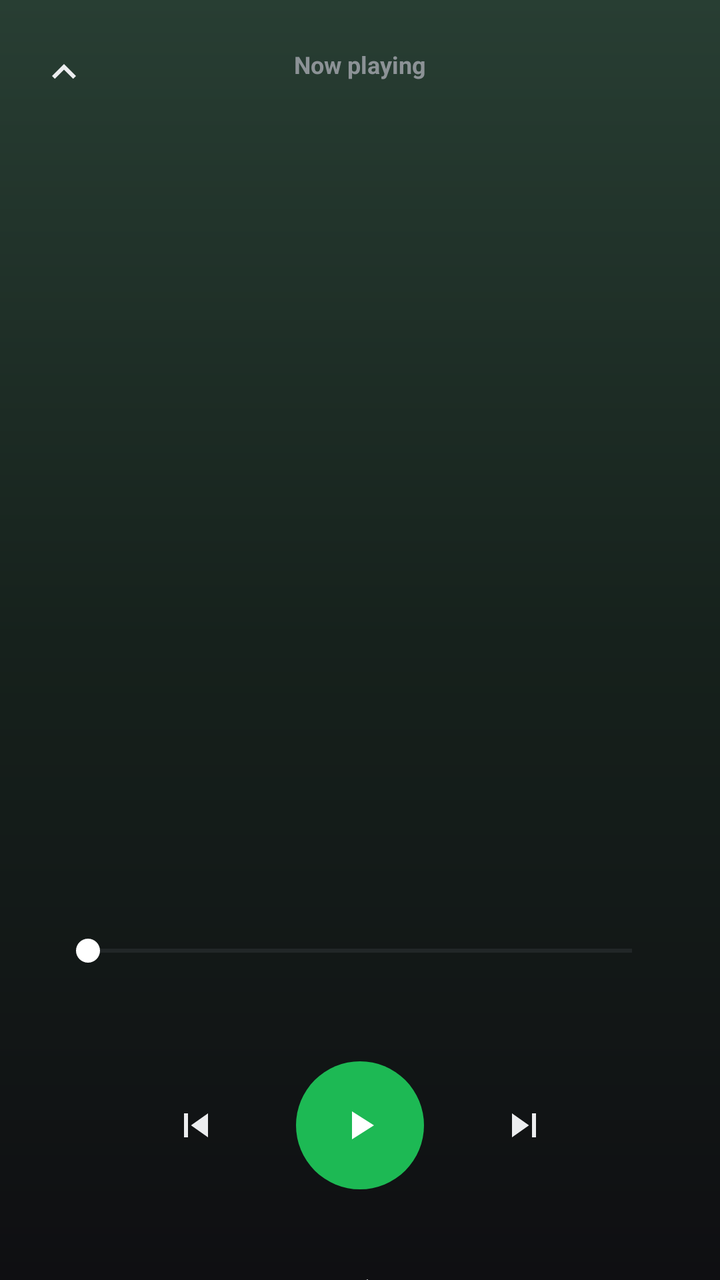
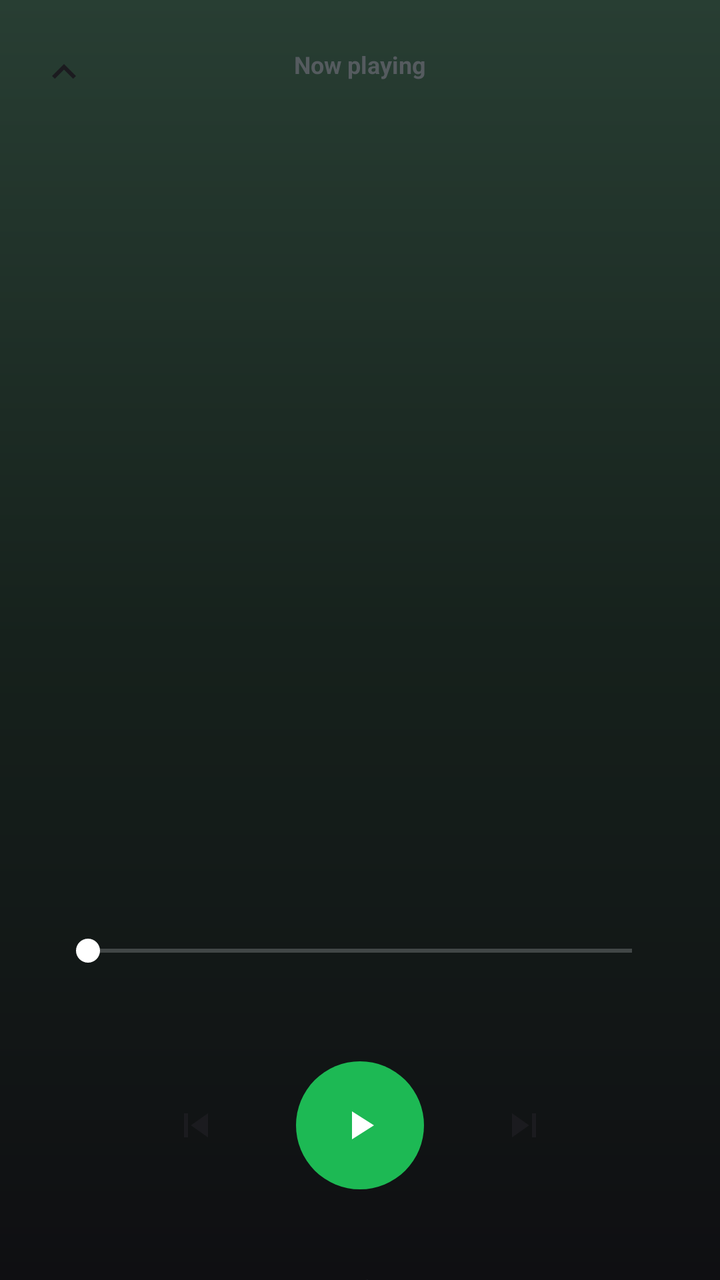

Two renders of the same Android screen: before a commit and after it. Below are the layout's source before the change and the commit's diff.
<!-- AndroidManifest.xml: application theme Theme.SparkTube -->
<!-- res/layout/activity_now_playing.xml -->
<?xml version="1.0" encoding="utf-8"?>
<androidx.constraintlayout.widget.ConstraintLayout xmlns:android="http://schemas.android.com/apk/res/android"
    xmlns:app="http://schemas.android.com/apk/res-auto"
    android:layout_width="match_parent"
    android:layout_height="match_parent"
    android:background="@drawable/bg_nowplaying_bg">

    <ImageButton
        android:id="@+id/backButton"
        android:layout_width="48dp"
        android:layout_height="48dp"
        android:layout_marginStart="8dp"
        android:layout_marginTop="12dp"
        android:background="?attr/selectableItemBackgroundBorderless"
        android:contentDescription="@string/app_name"
        android:rotation="270"
        android:src="@drawable/ic_chevron_right"
        app:layout_constraintStart_toStartOf="parent"
        app:layout_constraintTop_toTopOf="parent"
        app:tint="@color/on_surface" />

    <TextView
        android:id="@+id/playingLabel"
        android:layout_width="wrap_content"
        android:layout_height="wrap_content"
        android:layout_marginTop="24dp"
        android:alpha="0.8"
        android:text="@string/now_playing"
        android:textColor="@color/on_surface_variant"
        android:textSize="12sp"
        android:textStyle="bold"
        app:layout_constraintEnd_toEndOf="parent"
        app:layout_constraintStart_toStartOf="parent"
        app:layout_constraintTop_toTopOf="parent" />

    <com.google.android.material.imageview.ShapeableImageView
        android:id="@+id/art"
        android:layout_width="0dp"
        android:layout_height="0dp"
        android:layout_marginStart="32dp"
        android:layout_marginTop="28dp"
        android:layout_marginEnd="32dp"
        android:scaleType="centerCrop"
        app:layout_constraintDimensionRatio="1:1"
        app:layout_constraintEnd_toEndOf="parent"
        app:layout_constraintStart_toStartOf="parent"
        app:layout_constraintTop_toBottomOf="@id/playingLabel"
        app:shapeAppearanceOverlay="@style/RoundedThumb" />

    <TextView
        android:id="@+id/title"
        android:layout_width="0dp"
        android:layout_height="wrap_content"
        android:layout_marginStart="32dp"
        android:layout_marginTop="28dp"
        android:layout_marginEnd="32dp"
        android:ellipsize="end"
        android:maxLines="2"
        android:textColor="@color/on_surface"
        android:textSize="20sp"
        android:textStyle="bold"
        app:layout_constraintEnd_toEndOf="parent"
        app:layout_constraintStart_toStartOf="parent"
        app:layout_constraintTop_toBottomOf="@id/art" />

    <TextView
        android:id="@+id/subtitle"
        android:layout_width="0dp"
        android:layout_height="wrap_content"
        android:layout_marginStart="32dp"
        android:layout_marginTop="4dp"
        android:layout_marginEnd="32dp"
        android:ellipsize="end"
        android:maxLines="1"
        android:textColor="@color/on_surface_variant"
        android:textSize="14sp"
        app:layout_constraintEnd_toEndOf="parent"
        app:layout_constraintStart_toStartOf="parent"
        app:layout_constraintTop_toBottomOf="@id/title" />

    <SeekBar
        android:id="@+id/seekBar"
        android:layout_width="0dp"
        android:layout_height="wrap_content"
        android:layout_marginStart="28dp"
        android:layout_marginTop="24dp"
        android:layout_marginEnd="28dp"
        android:progressBackgroundTint="@color/outline"
        android:progressTint="@color/white"
        android:thumbTint="@color/white"
        app:layout_constraintEnd_toEndOf="parent"
        app:layout_constraintStart_toStartOf="parent"
        app:layout_constraintTop_toBottomOf="@id/subtitle" />

    <LinearLayout
        android:id="@+id/timeRow"
        android:layout_width="0dp"
        android:layout_height="wrap_content"
        android:layout_marginStart="32dp"
        android:layout_marginTop="2dp"
        android:layout_marginEnd="32dp"
        android:orientation="horizontal"
        app:layout_constraintEnd_toEndOf="parent"
        app:layout_constraintStart_toStartOf="parent"
        app:layout_constraintTop_toBottomOf="@id/seekBar">

        <TextView
            android:id="@+id/position"
            android:layout_width="0dp"
            android:layout_height="wrap_content"
            android:layout_weight="1"
            android:textColor="@color/on_surface_variant"
            android:textSize="12sp" />

        <TextView
            android:id="@+id/duration"
            android:layout_width="wrap_content"
            android:layout_height="wrap_content"
            android:textColor="@color/on_surface_variant"
            android:textSize="12sp" />
    </LinearLayout>

    <LinearLayout
        android:id="@+id/controlsRow"
        android:layout_width="wrap_content"
        android:layout_height="wrap_content"
        android:layout_marginTop="28dp"
        android:gravity="center_vertical"
        android:orientation="horizontal"
        app:layout_constraintEnd_toEndOf="parent"
        app:layout_constraintStart_toStartOf="parent"
        app:layout_constraintTop_toBottomOf="@id/timeRow">

        <ImageButton
            android:id="@+id/prevButton"
            android:layout_width="52dp"
            android:layout_height="52dp"
            android:background="?attr/selectableItemBackgroundBorderless"
            android:contentDescription="@string/app_name"
            android:src="@drawable/ic_skip_previous"
            app:tint="@color/on_surface" />

        <ImageButton
            android:id="@+id/playPauseButton"
            android:layout_width="64dp"
            android:layout_height="64dp"
            android:layout_marginStart="24dp"
            android:layout_marginEnd="24dp"
            android:background="@drawable/bg_play_circle"
            android:contentDescription="@string/app_name"
            android:src="@drawable/ic_play_arrow"
            app:tint="@color/white" />

        <ImageButton
            android:id="@+id/nextButton"
            android:layout_width="52dp"
            android:layout_height="52dp"
            android:background="?attr/selectableItemBackgroundBorderless"
            android:contentDescription="@string/app_name"
            android:src="@drawable/ic_skip_next"
            app:tint="@color/on_surface" />
    </LinearLayout>

    <LinearLayout
        android:id="@+id/actionsRow"
        android:layout_width="0dp"
        android:layout_height="wrap_content"
        android:layout_marginStart="24dp"
        android:layout_marginTop="32dp"
        android:layout_marginEnd="24dp"
        android:layout_marginBottom="32dp"
        android:gravity="center"
        android:orientation="horizontal"
        app:layout_constraintBottom_toBottomOf="parent"
        app:layout_constraintEnd_toEndOf="parent"
        app:layout_constraintStart_toStartOf="parent"
        app:layout_constraintTop_toBottomOf="@id/controlsRow"
        app:layout_constraintVertical_bias="0.0">

        <ImageButton
            android:id="@+id/favoriteButton"
            android:layout_width="0dp"
            android:layout_height="48dp"
            android:layout_weight="1"
            android:background="?attr/selectableItemBackgroundBorderless"
            android:contentDescription="@string/action_favorite"
            android:src="@drawable/ic_favorite_border"
            app:tint="@color/on_surface" />

        <ImageButton
            android:id="@+id/radioButton"
            android:layout_width="0dp"
            android:layout_height="48dp"
            android:layout_weight="1"
            android:background="?attr/selectableItemBackgroundBorderless"
            android:contentDescription="@string/start_radio"
            android:src="@drawable/ic_radio"
            app:tint="@color/on_surface" />

        <ImageButton
            android:id="@+id/downloadButton"
            android:layout_width="0dp"
            android:layout_height="48dp"
            android:layout_weight="1"
            android:background="?attr/selectableItemBackgroundBorderless"
            android:contentDescription="@string/action_download"
            android:src="@drawable/ic_download"
            app:tint="@color/on_surface" />
    </LinearLayout>

    <ProgressBar
        android:id="@+id/loading"
        android:layout_width="wrap_content"
        android:layout_height="wrap_content"
        android:visibility="gone"
        app:layout_constraintBottom_toBottomOf="parent"
        app:layout_constraintEnd_toEndOf="parent"
        app:layout_constraintStart_toStartOf="parent"
        app:layout_constraintTop_toTopOf="parent" />
</androidx.constraintlayout.widget.ConstraintLayout>
<!-- resources referenced by this layout -->
<resources>
  <color name="on_surface">#ECEDEF</color>
  <color name="on_surface_variant">#A6A9B0</color>
  <color name="outline">#464A52</color>
  <color name="white">#FFFFFFFF</color>
  <!-- drawable bg_nowplaying_bg (drawable) -->
  <?xml version="1.0" encoding="utf-8"?>
  <shape xmlns:android="http://schemas.android.com/apk/res/android">
      <gradient
          android:angle="270"
          android:startColor="#283E33"
          android:centerColor="#16211C"
          android:endColor="#0F0F12" />
  </shape>
  <!-- drawable bg_play_circle (drawable) -->
  <?xml version="1.0" encoding="utf-8"?>
  <ripple xmlns:android="http://schemas.android.com/apk/res/android"
      android:color="#4DFFFFFF">
      <item>
          <shape android:shape="oval">
              <solid android:color="@color/music_green" />
          </shape>
      </item>
  </ripple>
  <!-- drawable ic_download (drawable) -->
  <vector xmlns:android="http://schemas.android.com/apk/res/android"
      android:width="24dp"
      android:height="24dp"
      android:viewportWidth="24"
      android:viewportHeight="24">
      <path
          android:fillColor="#FF000000"
          android:pathData="M19,9h-4V3H9v6H5l7,7 7,-7zM5,18v2h14v-2H5z" />
  </vector>
  <!-- drawable ic_skip_next (drawable) -->
  <vector xmlns:android="http://schemas.android.com/apk/res/android"
      android:width="24dp"
      android:height="24dp"
      android:viewportWidth="24"
      android:viewportHeight="24">
      <path
          android:fillColor="#FF000000"
          android:pathData="M6,18l8.5,-6L6,6v12zM16,6v12h2V6h-2z" />
  </vector>
  <!-- drawable ic_skip_previous (drawable) -->
  <vector xmlns:android="http://schemas.android.com/apk/res/android"
      android:width="24dp"
      android:height="24dp"
      android:viewportWidth="24"
      android:viewportHeight="24">
      <path
          android:fillColor="#FF000000"
          android:pathData="M6,6h2v12H6zM9.5,12l8.5,6V6z" />
  </vector>
  <string name="action_download">Download</string>
  <string name="action_favorite">Favorite</string>
  <string name="app_name">SparkTube</string>
  <string name="now_playing">Now playing</string>
  <string name="start_radio">Start radio</string>
  <style name="RoundedThumb" parent="">
          <item name="cornerFamily">rounded</item>
          <item name="cornerSize">12dp</item>
      </style>
  <style name="Theme.SparkTube" parent="Theme.Material3.Dark.NoActionBar">
          <item name="colorPrimary">@color/spark_red</item>
          <item name="colorOnPrimary">@color/white</item>
          <item name="colorPrimaryContainer">#3B1D1D</item>
          <item name="colorOnPrimaryContainer">#FFDAD6</item>
  
          <item name="android:colorBackground">@color/bg</item>
          <item name="colorSurface">@color/surface</item>
          <item name="colorOnSurface">@color/on_surface</item>
          <item name="colorOnSurfaceVariant">@color/on_surface_variant</item>
          <item name="colorOutline">@color/outline</item>
  
          <item name="android:windowBackground">@color/bg</item>
          <item name="android:statusBarColor">@color/bg</item>
          <item name="android:navigationBarColor">@color/bg</item>
  
          <item name="tabIndicatorColor">@color/spark_red</item>
          <item name="tabTextColor">@color/on_surface_variant</item>
          <item name="tabSelectedTextColor">@color/on_surface</item>
      </style>
  <color name="music_green">#1DB954</color>
  <color name="spark_red">#F03E3E</color>
  <color name="bg">#0F0F12</color>
  <color name="surface">#1C1C20</color>
  <!-- unchanged entries left out for length: 4 -->
</resources>

<!-- the commit's change to res/layout/activity_now_playing.xml (unified diff, before → after) -->
@@ -208,6 +208,21 @@
             app:tint="@color/on_surface" />
     </LinearLayout>
 
+    <TextView
+        android:id="@+id/downloadStatus"
+        android:layout_width="0dp"
+        android:layout_height="wrap_content"
+        android:layout_marginStart="32dp"
+        android:layout_marginTop="12dp"
+        android:layout_marginEnd="32dp"
+        android:gravity="center"
+        android:textColor="@color/on_surface_variant"
+        android:textSize="13sp"
+        android:visibility="gone"
+        app:layout_constraintEnd_toEndOf="parent"
+        app:layout_constraintStart_toStartOf="parent"
+        app:layout_constraintTop_toBottomOf="@id/actionsRow" />
+
     <ProgressBar
         android:id="@+id/loading"
         android:layout_width="wrap_content"
<!-- resource entries referenced after the edit -->
@@ -1,8 +1,8 @@
 <!-- resources referenced by this layout -->
 <resources>
-  <color name="on_surface">#ECEDEF</color>
-  <color name="on_surface_variant">#A6A9B0</color>
-  <color name="outline">#464A52</color>
+  <color name="on_surface">#1B1B1F</color>
+  <color name="on_surface_variant">#61646C</color>
+  <color name="outline">#C9CBD1</color>
   <color name="white">#FFFFFFFF</color>
   <!-- drawable bg_nowplaying_bg (drawable) -->
   <?xml version="1.0" encoding="utf-8"?>
@@ -62,14 +62,14 @@
           <item name="cornerFamily">rounded</item>
           <item name="cornerSize">12dp</item>
       </style>
-  <style name="Theme.SparkTube" parent="Theme.Material3.Dark.NoActionBar">
+  <style name="Theme.SparkTube" parent="Theme.Material3.DayNight.NoActionBar">
           <item name="colorPrimary">@color/spark_red</item>
           <item name="colorOnPrimary">@color/white</item>
-          <item name="colorPrimaryContainer">#3B1D1D</item>
-          <item name="colorOnPrimaryContainer">#FFDAD6</item>
+          <item name="colorPrimaryContainer">#FFE3E0</item>
+          <item name="colorOnPrimaryContainer">#5B1111</item>
   
           <item name="android:colorBackground">@color/bg</item>
-          <item name="colorSurface">@color/surface</item>
+          <item name="colorSurface">@color/bg</item>
           <item name="colorOnSurface">@color/on_surface</item>
           <item name="colorOnSurfaceVariant">@color/on_surface_variant</item>
           <item name="colorOutline">@color/outline</item>
@@ -77,15 +77,24 @@
           <item name="android:windowBackground">@color/bg</item>
           <item name="android:statusBarColor">@color/bg</item>
           <item name="android:navigationBarColor">@color/bg</item>
+          <item name="android:windowLightStatusBar">true</item>
   
           <item name="tabIndicatorColor">@color/spark_red</item>
           <item name="tabTextColor">@color/on_surface_variant</item>
           <item name="tabSelectedTextColor">@color/on_surface</item>
+  
+          <item name="screenBg">@color/bg</item>
+          <item name="cardBg">@color/surface</item>
+          <item name="elevatedBg">@color/surface_elevated</item>
+          <item name="accent">@color/spark_red</item>
+          <item name="accentSoft">@color/chip_selected_bg</item>
       </style>
   <color name="music_green">#1DB954</color>
   <color name="spark_red">#F03E3E</color>
-  <color name="bg">#0F0F12</color>
-  <color name="surface">#1C1C20</color>
+  <color name="bg">#F5F5F7</color>
+  <color name="surface">#FFFFFF</color>
+  <color name="surface_elevated">#EFEFF2</color>
+  <color name="chip_selected_bg">#33F03E3E</color>
   <!-- unchanged entries left out for length: 4 -->
 </resources>
 
